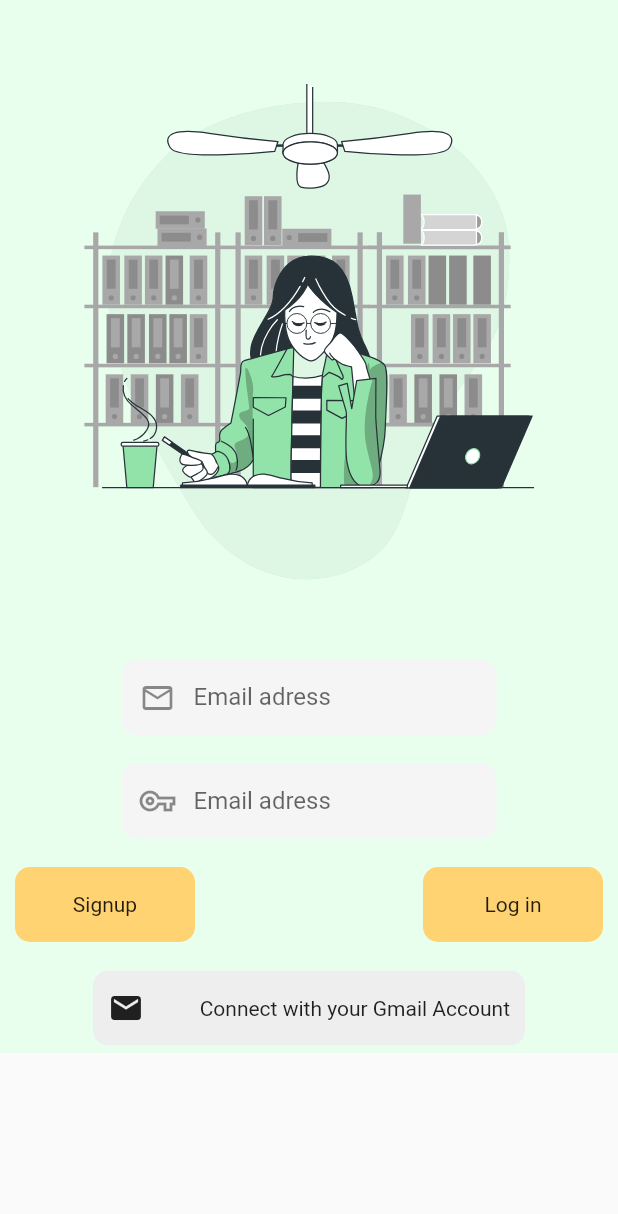
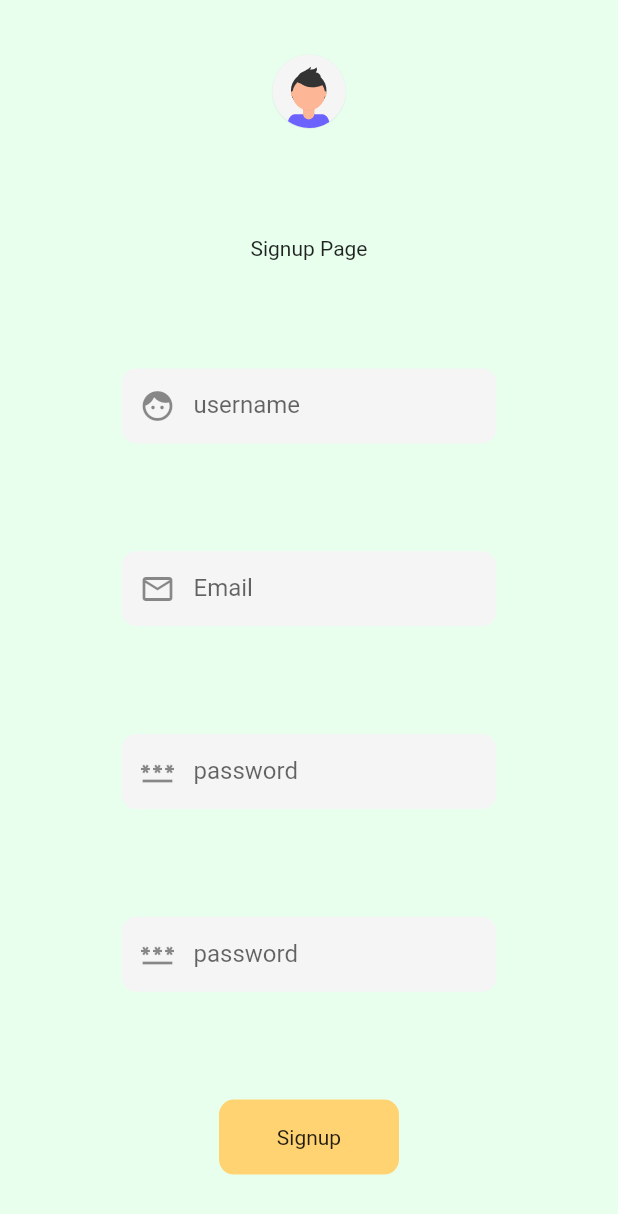
Before and after one commit to Enadir-Mekhlouf/language-learning-app, a Flutter app: the screen it shows after launch, after a tap on "Signup", on a phone screen of 412 x 824 dp. Shown: the top 1214 px of the screen. Run offline on Flutter 3.47's test engine with Material 2 defaults, Android fonts, the phone set to English and light mode, and no system bars; our stand-ins replace flutter_svg.

Commit message:
second page signup page

```diff
--- a/lib/main.dart
+++ b/lib/main.dart
@@ -1,5 +1,6 @@
 import 'package:flutter/material.dart';
 import 'package:language_app/screens/login_page.dart';
+import 'package:language_app/screens/signup_page.dart';
 
 void main() {
   runApp(MyApp());
@@ -21,6 +22,7 @@ class _MyAppState extends State<MyApp> {
       initialRoute: Loginscreen.id,
       routes: {
         Loginscreen.id: (context) => const Loginscreen(),
+        Signup.id: (context) => const Signup(),
       },
     );
   }
--- a/lib/screens/login_page.dart
+++ b/lib/screens/login_page.dart
@@ -1,5 +1,6 @@
 import 'package:flutter/material.dart';
 import 'package:flutter_svg/flutter_svg.dart';
+import 'package:language_app/screens/signup_page.dart';
 
 class Loginscreen extends StatefulWidget {
   const Loginscreen();
@@ -74,14 +75,14 @@ class _LoginscreenState extends State<Loginscreen> {
                       children: [
                         GestureDetector(
                           onTap: () {
-                            print('f');
+                            Navigator.pushNamed(context, Signup.id);
                           },
                           child: Container(
                             height: 50,
                             width: 120,
                             decoration: BoxDecoration(
                               borderRadius: BorderRadius.circular(10),
-                              color: Color.fromRGBO(255, 211, 113, 1),
+                              color: const Color.fromRGBO(255, 211, 113, 1),
                             ),
                             margin:
                                 const EdgeInsets.symmetric(horizontal: 10.0),
@@ -95,7 +96,7 @@ class _LoginscreenState extends State<Loginscreen> {
                             width: 120,
                             decoration: BoxDecoration(
                               borderRadius: BorderRadius.circular(10),
-                              color: Color.fromRGBO(255, 211, 113, 1),
+                              color: const Color.fromRGBO(255, 211, 113, 1),
                             ),
                             margin:
                                 const EdgeInsets.symmetric(horizontal: 10.0),
--- /dev/null
+++ b/lib/screens/signup_page.dart
@@ -0,0 +1,81 @@
+import 'package:flutter/material.dart';
+import 'package:flutter_svg/flutter_svg.dart';
+import 'package:language_app/widgets/textfield.dart';
+
+class Signup extends StatefulWidget {
+  const Signup();
+  static String id = 'signuppage';
+
+  @override
+  _SignupState createState() => _SignupState();
+}
+
+class _SignupState extends State<Signup> {
+  @override
+  Widget build(BuildContext context) {
+    return Scaffold(
+      body: SafeArea(
+        child: Container(
+          color: const Color.fromRGBO(232, 255, 238, 1),
+          padding: const EdgeInsets.only(bottom: 5.0),
+          child: Center(
+            child: Column(
+              mainAxisAlignment: MainAxisAlignment.spaceAround,
+              children: <Widget>[
+                SvgPicture.asset(
+                  'images/profile.svg',
+                  height: 50,
+                  width: 50,
+                ),
+
+                const Text('Signup Page'),
+
+                const Textfieldinput(
+                  'username',
+                  Icon(Icons.face_rounded),
+                ),
+                //
+                //
+
+                const Textfieldinput(
+                  'Email',
+                  Icon(Icons.email_outlined),
+                ),
+                //
+                //
+
+                //
+
+                const Textfieldinput(
+                  'password',
+                  Icon(Icons.password),
+                ),
+                //
+                const Textfieldinput(
+                  'password',
+                  Icon(Icons.password),
+                ),
+
+                //
+
+                GestureDetector(
+                  onTap: () {},
+                  child: Container(
+                    height: 50,
+                    width: 120,
+                    decoration: BoxDecoration(
+                      borderRadius: BorderRadius.circular(10),
+                      color: const Color.fromRGBO(255, 211, 113, 1),
+                    ),
+                    margin: const EdgeInsets.symmetric(horizontal: 10.0),
+                    child: const Center(child: Text('Signup')),
+                  ),
+                ),
+              ],
+            ),
+          ),
+        ),
+      ),
+    );
+  }
+}
--- a/lib/widgets/textfield.dart
+++ b/lib/widgets/textfield.dart
@@ -0,0 +1,32 @@
+import 'package:flutter/material.dart';
+
+class Textfieldinput extends StatelessWidget {
+  final String textfield;
+  final Widget iconfield;
+  const Textfieldinput(
+    this.textfield,
+    this.iconfield,
+  );
+
+  @override
+  Widget build(BuildContext context) {
+    return SizedBox(
+      width: 250,
+      height: 50,
+      child: TextField(
+        decoration: InputDecoration(
+          prefixIcon: iconfield,
+          filled: true,
+          fillColor: Colors.grey[100],
+          labelText: textfield,
+          border: const OutlineInputBorder(
+            borderRadius: BorderRadius.all(
+              Radius.circular(10.0),
+            ),
+            borderSide: BorderSide.none,
+          ),
+        ),
+      ),
+    );
+  }
+}
--- a/pubspec.yaml
+++ b/pubspec.yaml
@@ -62,6 +62,7 @@ flutter:
   # To add assets to your application, add an assets section, like this:
   assets:
     - images/Studying-bro.svg
+    - images/profile.svg
 
   # An image asset can refer to one or more resolution-specific "variants", see
   # https://flutter.dev/assets-and-images/#resolution-aware.
```
